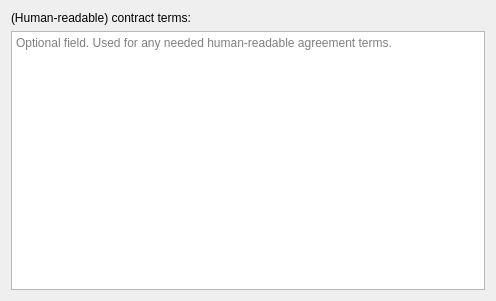
Above: src/gui/widgets/pagecontract_terms.ui from Open-Transactions/Moneychanger before the change. Below: the same form after it.
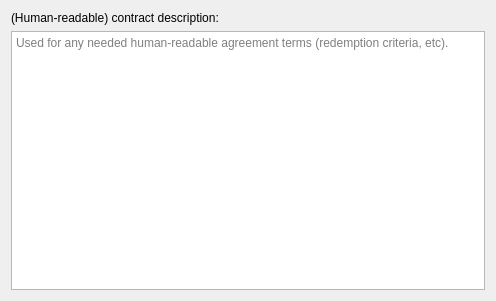
That is the form after the change.

Commit message: update description field name

What changed in the file:
```diff
--- a/src/gui/widgets/pagecontract_terms.ui
+++ b/src/gui/widgets/pagecontract_terms.ui
@@ -17,14 +17,14 @@
    <item>
     <widget class="QLabel" name="label">
      <property name="text">
-      <string>(Human-readable) contract terms:</string>
+      <string>(Human-readable) contract description:</string>
      </property>
     </widget>
    </item>
    <item>
     <widget class="QPlainTextEdit" name="plainTextEdit">
      <property name="placeholderText">
-      <string>Optional field. Used for any needed human-readable agreement terms.</string>
+      <string>Used for any needed human-readable agreement terms (redemption criteria, etc).</string>
      </property>
     </widget>
    </item>
```
Left out of the diff: 2 changed lines with no effect on the pictures.
